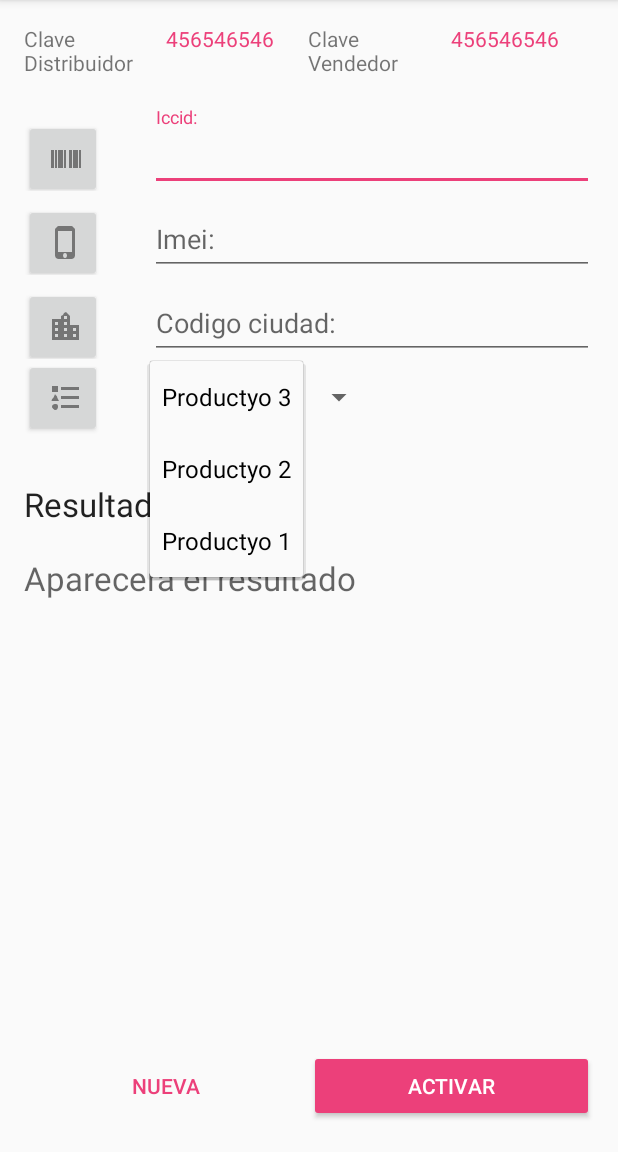
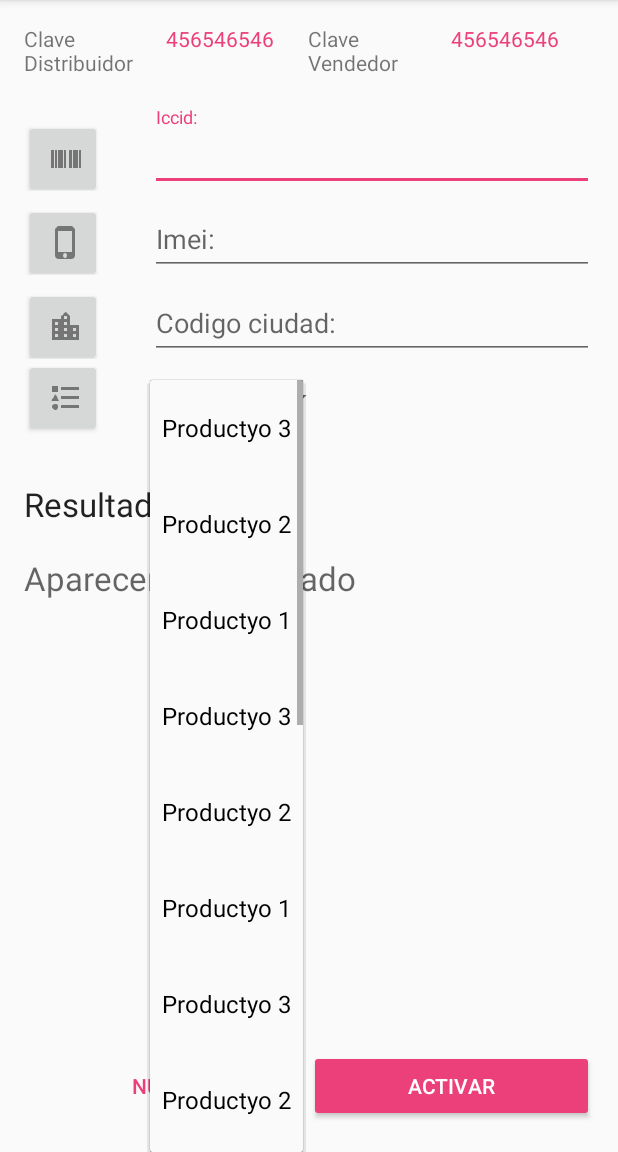
Before and after one commit to ricky393512/Rvisor, an Android app: the ConsultaActivity screen opened directly, with no data from a screen before it, after a tap on "Productyo 3", on a phone screen of 412 x 824 dp, the part 84-1236 px from its top. Run offline under Robolectric (Android 15) with nearby library versions, the phone set to English and light mode, and no system bars.

```diff
--- a/app/build.gradle
+++ b/app/build.gradle
@@ -25,3 +25,5 @@ dependencies {
     compile 'com.android.support:appcompat-v7:23.4.0'
     compile 'com.android.support:design:23.4.0'
 }
+
+dependencies { compile files('libs/ksoap2-android-assembly-2.4-jar-with-dependencies.jar') }
--- a/app/src/main/AndroidManifest.xml
+++ b/app/src/main/AndroidManifest.xml
@@ -6,6 +6,8 @@
     <uses-permission android:name="android.permission.GET_ACCOUNTS" />
     <uses-permission android:name="android.permission.READ_PROFILE" />
     <uses-permission android:name="android.permission.READ_CONTACTS" />
+
+    <uses-permission android:name="android.permission.INTERNET" />
 
     <application
         android:allowBackup="true"
--- a/app/src/main/java/telcel/android/rick/com/rvisor/ConsultaActivity.java
+++ b/app/src/main/java/telcel/android/rick/com/rvisor/ConsultaActivity.java
@@ -13,7 +13,6 @@ import android.support.v7.app.AppCompatActivity;
 import android.view.Menu;
 import android.view.MenuItem;
 import android.view.View;
-import android.widget.ArrayAdapter;
 import android.widget.Button;
 import android.widget.EditText;
 import android.widget.Spinner;
@@ -24,6 +23,7 @@ import java.util.ArrayList;
 import telcel.android.rick.com.rvisor.pojo.Credencial;
 import telcel.android.rick.com.rvisor.pojo.TipoProducto;
 import telcel.android.rick.com.rvisor.telcel.android.rick.com.rvisor.session.SessionManager;
+import telcel.android.rick.com.rvisor.ws.CoopelWS;
 
 public class ConsultaActivity extends AppCompatActivity {
 
@@ -31,6 +31,7 @@ public class ConsultaActivity extends AppCompatActivity {
     EditText campo_iccid;
     EditText campo_codigo_ciudad;
     TextView txtClaveDistribuidor,txtClaveVendedor,txtResultado;
+    CoopelWS coopelWS=null;
     // Session Manager Class
     SessionManager session;
     private NotificationManager notifyMgr;
@@ -173,8 +174,9 @@ public class ConsultaActivity extends AppCompatActivity {
 
 
         Spinner mySpinner = (Spinner)findViewById(R.id.my_spinner);
-        mySpinner.setAdapter(new ArrayAdapter<String>(this, android.R.layout.simple_spinner_dropdown_item, nombreProductos));
-
+      //  mySpinner.setAdapter(new ArrayAdapter<String>(this, android.R.layout.simple_spinner_dropdown_item, nombreProductos));
+        coopelWS = new CoopelWS(getApplicationContext(),mySpinner);
+        coopelWS.execute();
     }
 
     private void ScanEAN() {
--- /dev/null
+++ b/app/src/main/java/telcel/android/rick/com/rvisor/ws/CoopelWS.java
@@ -0,0 +1,244 @@
+package telcel.android.rick.com.rvisor.ws;
+
+import android.content.Context;
+import android.os.AsyncTask;
+import android.util.Log;
+import android.widget.ArrayAdapter;
+import android.widget.Spinner;
+import android.widget.TextView;
+import android.widget.Toast;
+
+import org.ksoap2.SoapEnvelope;
+import org.ksoap2.serialization.SoapObject;
+import org.ksoap2.serialization.SoapSerializationEnvelope;
+import org.ksoap2.transport.HttpTransportSE;
+import org.xmlpull.v1.XmlPullParserException;
+
+import java.io.IOException;
+import java.util.ArrayList;
+import java.util.List;
+
+import telcel.android.rick.com.rvisor.R;
+import telcel.android.rick.com.rvisor.pojo.TipoProducto;
+
+/**
+ * Created by PIN7025 on 27/12/2016.
+ */
+public class CoopelWS  extends AsyncTask<Void, Void, Boolean> {
+
+    private Context context;
+    private TextView txtResultado;
+    private List<TipoProducto> listaProductos;
+    private Spinner mySpinner;
+
+    public CoopelWS(Context context, Spinner mySpinner){
+        this.context=context;
+        this.mySpinner = mySpinner;
+
+    }
+
+    @Override
+    protected Boolean doInBackground(Void... params) {
+// TODO: attempt authentication against a network service.
+//WebService - Opciones
+        listaProductos = new ArrayList<TipoProducto>();
+        final String NAMESPACE = "http://hello_webservice/";
+        final String URL="http://10.131.5.40:8080/HelloWorldWS/hello?wsdl";
+        final String METHOD_NAME = "getProductos";
+        final String SOAP_ACTION = "http://hello_webservice/WSConsultaLdap/getProductos";
+
+
+        // Create the outgoing message
+        SoapObject requestObject = new SoapObject(NAMESPACE, METHOD_NAME);
+
+        // Set Parameter
+    //        requestObject.addProperty("arg0", anio);
+
+
+        // Create soap envelop .use version 1.1 of soap
+        SoapSerializationEnvelope envelope =
+                new SoapSerializationEnvelope(SoapEnvelope.VER11);
+
+        // add the outgoing object as the request
+        envelope.setOutputSoapObject(requestObject);
+//     envelope.addMapping(NAMESPACE, "Productividad", Productividad.class);
+        HttpTransportSE ht = new HttpTransportSE(URL);
+        ht.debug = true;
+        // call and Parse Result.
+
+        try {
+            ht.call(SOAP_ACTION, envelope);
+        } catch (IOException e) {
+            e.printStackTrace();
+        } catch (XmlPullParserException e) {
+            e.printStackTrace();
+        }
+        //  SoapObject resSoap=(SoapObject)envelope.bodyIn;
+
+        SoapObject resSoap = (SoapObject) envelope.bodyIn;
+
+        List<SoapObject> result = new ArrayList<SoapObject>();
+        if (resSoap != null) {
+            SoapObject list = ((SoapObject) resSoap);
+
+            for(int i=0; i<list.getPropertyCount(); i++) {
+                SoapObject item = (SoapObject)list.getProperty(i);
+                result.add(item);
+            }
+        }
+
+      //  SoapObject resSoap= (SoapObject) response;
+        TipoProducto[] listaP = null;
+try {
+     listaP = new TipoProducto[resSoap.getPropertyCount()];
+}catch (NullPointerException e){
+    return false;
+}
+        for (int i = 0; i < listaP.length; i++)
+        {
+            SoapObject ic = (SoapObject)resSoap.getProperty(i);
+
+            TipoProducto tp = new TipoProducto();
+            Log.i("Debbbbb", "id  "+ic.getProperty(0).toString());
+            tp.setId(ic.getProperty(0).toString());;
+            Log.i("Debbbbb1112", "nombre  "+ic.getProperty(1).toString());
+           tp.setNombre(ic.getProperty(1).toString());
+
+
+            Log.i("Debug", "Us  "+tp.getId()+" ac  --> "+tp.getNombre());
+//            lista.add(emc);
+            listaP[i] = tp;
+            listaProductos.add(tp);
+
+        }
+
+
+
+  //      return lista;
+
+
+/*
+        SoapObject request = new SoapObject(NAMESPACE, METHOD_NAME);
+
+       // request.addProperty("usuario", usuario);
+        //request.addProperty("password", password);
+
+        SoapSerializationEnvelope envelope = new SoapSerializationEnvelope(SoapEnvelope.VER11);
+        envelope.setOutputSoapObject(request);
+
+
+        HttpTransportSE ht = new HttpTransportSE(URL);
+        ht.debug = true;
+        try {
+            ht.call(SOAP_ACTION, envelope);
+            //  SoapPrimitive response = (SoapPrimitive)envelope.getResponse();
+            // SoapObject response=(SoapObject)envelope.bodyIn;
+            String theXmlString = ht.responseDump;
+            Log.i("Resultado T: ",theXmlString);
+            SoapObject soap = (SoapObject) envelope.bodyIn;
+            SoapObject soapResult = (SoapObject)soap.getProperty(0);
+            Log.i("TOTAL PROPIEDADES S: ",""+soapResult.getPropertyCount());
+            for(int i=0;i<soapResult.getPropertyCount();i++)
+            {
+                String result = null;
+                SoapPrimitive so =null;
+                try {
+                    so=    (SoapPrimitive) soapResult.getProperty(i);
+
+                    result = so.toString();
+                }catch(java.lang.ClassCastException e){
+                    Log.i("Error falta un campo: ",e.getMessage());
+                    continue;
+                }
+                //String result1 = so.getProperty(1).toString();
+                //here, you can get data from xml using so.getProperty("PublicationID")
+                //or the other tag in xml file.
+                // String result = (String)so.getProperty("apellidos");
+                Log.i("Resultado S: ",result);
+                //Log.i("Resultado S1: ",result1);
+            }
+
+
+
+
+
+            Log.i("Resultado S: ","proper"+soap.getPropertyCount());
+            //    Log.i("Resultado S: ","atribute"+response.getAttributeCount());
+
+        }
+        catch (Exception e)
+        {
+            Log.i("Error: ",e.getMessage());
+            e.printStackTrace();
+            return false;
+        }
+*/
+        return true;
+    }
+
+    @Override
+    protected void onPostExecute(final Boolean success) {
+        if(success==false){
+            Toast.makeText(context, "Usuario No Valido", Toast.LENGTH_LONG).show();
+
+            ArrayList<TipoProducto> productos = new ArrayList<TipoProducto>();
+            // you can use this array to find the school ID based on name
+            ArrayList<String> nombreProductos = new ArrayList<String>();
+
+            nombreProductos.add(0,"Productyo 1");
+            nombreProductos.add(0,"Productyo 2");
+            nombreProductos.add(0,"Productyo 3");
+            nombreProductos.add(0,"Productyo 1");
+            nombreProductos.add(0,"Productyo 2");
+            nombreProductos.add(0,"Productyo 3");
+            nombreProductos.add(0,"Productyo 1");
+            nombreProductos.add(0,"Productyo 2");
+            nombreProductos.add(0,"Productyo 3");
+            nombreProductos.add(0,"Productyo 1");
+            nombreProductos.add(0,"Productyo 2");
+            nombreProductos.add(0,"Productyo 3");
+            nombreProductos.add(0,"Productyo 1");
+            nombreProductos.add(0,"Productyo 2");
+            nombreProductos.add(0,"Productyo 3");
+            nombreProductos.add(0,"Productyo 1");
+            nombreProductos.add(0,"Productyo 2");
+            nombreProductos.add(0,"Productyo 3");
+
+            ArrayAdapter adapter = new ArrayAdapter(context, R.layout.row, nombreProductos);
+            adapter.setDropDownViewResource(R.layout.spinner_dropdown_item);
+            mySpinner.setAdapter(adapter);
+//              mySpinner.setAdapter(new ArrayAdapter<String>(context, android.R.layout.simple_spinner_dropdown_item, nombreProductos));
+
+
+        }
+        else{
+            Toast.makeText(context, "Acceso Concedido: ", Toast.LENGTH_LONG).show();
+           // txtResultado.setText("Hola");
+            List<String> nombreProductos = new ArrayList<String>();
+
+            for(TipoProducto t:listaProductos){
+                nombreProductos.add(t.getNombre());
+            }
+
+
+            mySpinner.setAdapter(new ArrayAdapter<String>(context, R.layout.spinner_style, nombreProductos));
+
+
+
+
+                    //this, R.layout., nombreProductos)));
+        }
+
+
+    }
+
+    @Override
+    protected void onCancelled() {
+        Toast.makeText(context, "Error", Toast.LENGTH_LONG).show();
+    }
+
+
+
+
+
+}
--- a/app/src/main/res/layout/activity_consulta.xml
+++ b/app/src/main/res/layout/activity_consulta.xml
@@ -176,8 +176,8 @@ tools:showIn="@layout/activity_consulta">
             android:id="@+id/my_spinner"
             android:layout_height="wrap_content"
             android:layout_width="wrap_content"
-            android:ems="10"
             android:layout_marginLeft="32dp"
+            android:textColor="@color/colorAccent"
             />
     </LinearLayout>
 
--- /dev/null
+++ b/app/src/main/res/layout/row.xml
@@ -0,0 +1,9 @@
+<?xml version="1.0" encoding="utf-8"?>
+
+<TextView xmlns:android="http://schemas.android.com/apk/res/android"
+    android:id="@+id/spinnerText"
+    android:layout_width="fill_parent"
+    android:layout_height="wrap_content"
+    android:layout_centerHorizontal="true"
+    android:textColor="#000000"
+    android:textSize="14dp" />
--- /dev/null
+++ b/app/src/main/res/layout/spinner_dropdown_item.xml
@@ -0,0 +1,9 @@
+<?xml version="1.0" encoding="utf-8"?>
+<CheckedTextView xmlns:android="http://schemas.android.com/apk/res/android"
+android:id="@android:id/text1"
+style="?android:attr/spinnerDropDownItemStyle"
+android:singleLine="true"
+android:layout_width="fill_parent"
+android:layout_height="?android:attr/listPreferredItemHeight"
+android:textColor="#FF000000"
+    />
--- /dev/null
+++ b/app/src/main/res/layout/spinner_style.xml
@@ -0,0 +1,11 @@
+<?xml version="1.0" encoding="UTF-8"?>
+<TextView
+    xmlns:android="http://schemas.android.com/apk/res/android"
+    android:id="@android:id/text1"
+    style="@style/spinnerItemStyle"
+
+    android:layout_width="match_parent"
+    android:layout_height="wrap_content"
+    android:ellipsize="marquee"
+    android:textColor="@color/colorAccent"
+  />
--- a/app/src/main/res/values/styles.xml
+++ b/app/src/main/res/values/styles.xml
@@ -8,4 +8,11 @@
         <item name="colorAccent">@color/colorAccent</item>
     </style>
 
+    <style name="spinnerDropDownItemStyle" parent="android:TextAppearance.Widget.TextView.SpinnerItem">
+
+    </style>
+
+    <style name="spinnerItemStyle" parent="android:Widget.TextView.SpinnerItem">
+
+    </style>
 </resources>
```
Also changed, not shown: app/libs/ksoap2-android-assembly-2.4-jar-with-dependencies.jar (added).
